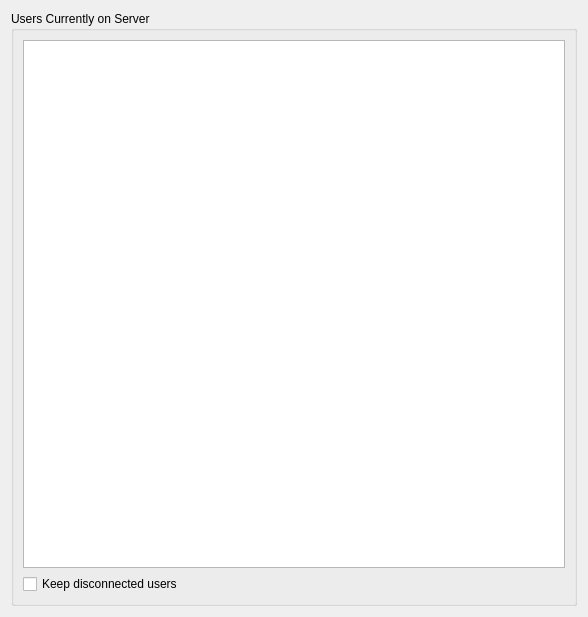
Old version of the form Client/qtTeamTalk/onlineusers.ui in the repository BearWare/TeamTalk5.
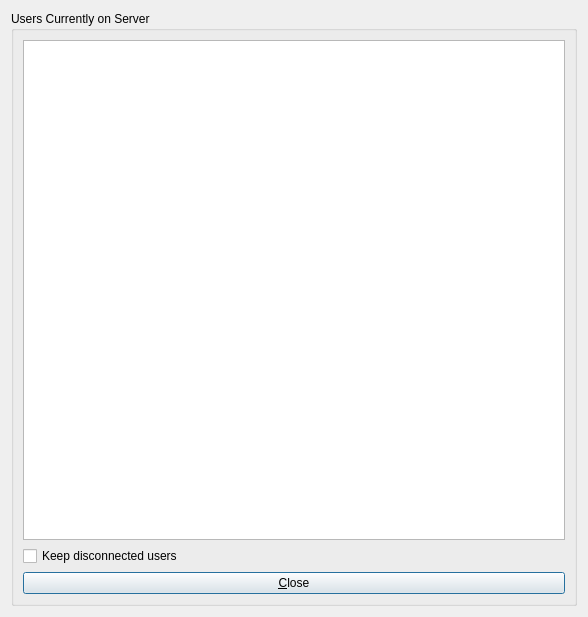
New version of the form. Custom widgets are drawn as their Qt base class.

Commit message: Add "Close" button to all dialogs

```diff
--- a/Client/qtTeamTalk/onlineusers.ui
+++ b/Client/qtTeamTalk/onlineusers.ui
@@ -49,6 +49,13 @@
         </property>
        </widget>
       </item>
+      <item>
+       <widget class="QPushButton" name="closeBtn">
+        <property name="text">
+         <string>&amp;Close</string>
+        </property>
+       </widget>
+      </item>
      </layout>
     </widget>
    </item>
```
The commit also changes 13 other files.
